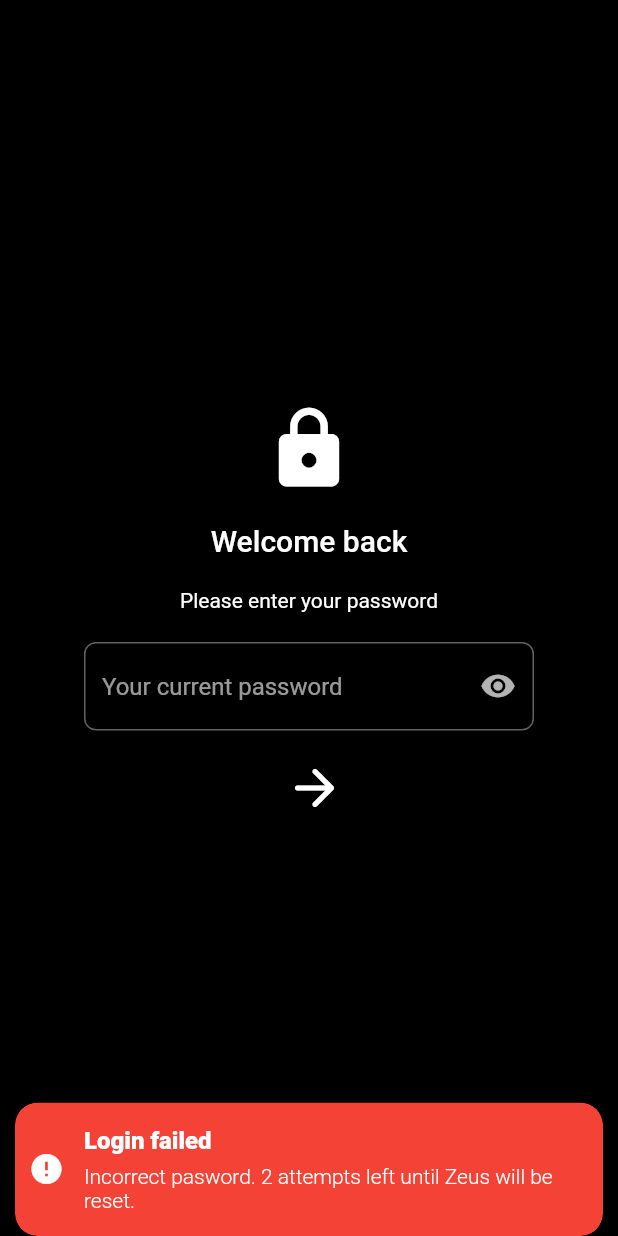
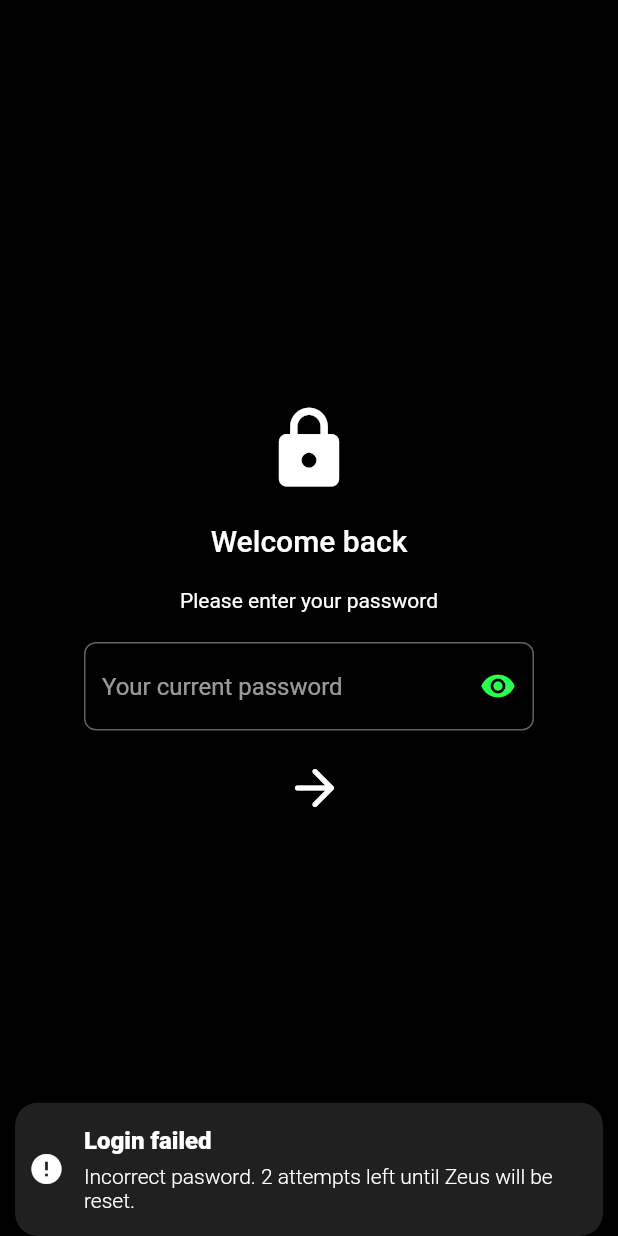
Before and after one commit to iamznetwork/zeus, a Flutter app: the LoginScreen screen opened directly, after a tap on the "arrow forward" icon, on a phone screen of 412 x 824 dp. Run offline on Flutter 3.47's test engine with Material 2 defaults, Android fonts, the phone set to English and light mode, and no system bars; our stand-ins replace flutter_secure_storage, get, hex, hive, hive_flutter and 1 more; missing offline and left inert: crypto_font_icons, cryptography, dart:ffi, flutter_secure_storage_web, package_info_plus_web, znn_sdk_dart; accounts and stored records are empty.

Commit message:
Better login flow. Theme adaptation

```diff
--- a/lib/screens/login/view/login_screen.dart
+++ b/lib/screens/login/view/login_screen.dart
@@ -1,10 +1,11 @@
 import 'package:flutter/material.dart';
 import 'package:get/get.dart';
+import 'package:zeus/assets/constants.dart';
 import 'package:zeus/screens/home/view/home_screen.dart';
 import 'package:zeus/screens/newUserPassword/screen/new_user_password_screen.dart';
-// import 'package:zeus/services/crypto_service.dart';
-// import 'package:zeus/services/crypto_services.dart';
 import 'package:zeus/services/login_service.dart';
+import 'package:zeus/services/secure_data_store_service.dart';
+import 'package:zeus/services/zenon_manager.dart';
 
 class LoginScreen extends StatefulWidget {
   const LoginScreen({Key? key}) : super(key: key);
@@ -17,6 +18,7 @@ class _LoginScreenState extends State<LoginScreen> {
   // final _formKey = GlobalKey<FormState>();
   final passwordFieldController = TextEditingController();
   bool obscured = true;
+  bool isReadOnly = false;
   int remainingLoginAttempts = 3;
 
   onSubmit(String password) async {
@@ -36,14 +38,34 @@ class _LoginScreenState extends State<LoginScreen> {
     }
 
     if (await LoginService.loginUser(password)) {
-      Get.off(() => const Home(title: "Welcome Zeus"));
+      // login was successful
+      setState(() {
+        isReadOnly = true;
+      });
+
+      // show some loading
+      Get.snackbar("Success", "Loading and decrypting database...",
+          icon: const Icon(Icons.work),
+          // backgroundColor: MyThemeColors.zenonGreen,
+          snackPosition: SnackPosition.BOTTOM,
+          duration: const Duration(seconds: 1000));
+
+      // init zenon and db
+      Future.wait([
+        ZenonManager.initZenon(),
+        SecureDataStoreService.initDataStore()
+      ]).then((value) {
+        // both are done. time to bring the user to the app
+        Get.closeAllSnackbars();
+        Get.off(() => const Home(title: "Welcome Zeus"));
+      });
     } else {
       remainingLoginAttempts--;
       Get.snackbar(
         "Login failed",
         "Incorrect pasword. $remainingLoginAttempts attempts left until Zeus will be reset.",
         icon: const Icon(Icons.error),
-        backgroundColor: Colors.red,
+        // backgroundColor: Colors.red,
         snackPosition: SnackPosition.BOTTOM,
       );
     }
@@ -76,7 +98,7 @@ class _LoginScreenState extends State<LoginScreen> {
               Container(
                 width: 300,
                 child: TextFormField(
-                  readOnly: false,
+                  readOnly: isReadOnly,
                   controller: passwordFieldController,
                   maxLines: 1,
                   obscureText: obscured,
@@ -96,6 +118,7 @@ class _LoginScreenState extends State<LoginScreen> {
                       suffixIcon: IconButton(
                         icon: Icon(
                             obscured ? Icons.visibility : Icons.visibility_off),
+                        color: MyThemeColors.zenonGreen,
                         onPressed: () {
                           //obscurable = !obscurable;
                           setState(() {
@@ -106,6 +129,13 @@ class _LoginScreenState extends State<LoginScreen> {
                       border: OutlineInputBorder(
                         borderSide: const BorderSide(
                           color: Color(0xFFDBE2E7),
+                          width: 2,
+                        ),
+                        borderRadius: BorderRadius.circular(8),
+                      ),
+                      focusedBorder: OutlineInputBorder(
+                        borderSide: const BorderSide(
+                          color: MyThemeColors.zenonGreen,
                           width: 2,
                         ),
                         borderRadius: BorderRadius.circular(8),
```
Also changed, not shown: lib/main.dart (+1 -10 lines), lib/screens/home/view/home_screen.dart (+7 -0 lines), lib/services/crypto_service.dart (+0 -8 lines), lib/services/secure_data_store_service.dart (+6 -2 lines), 11 other files.
